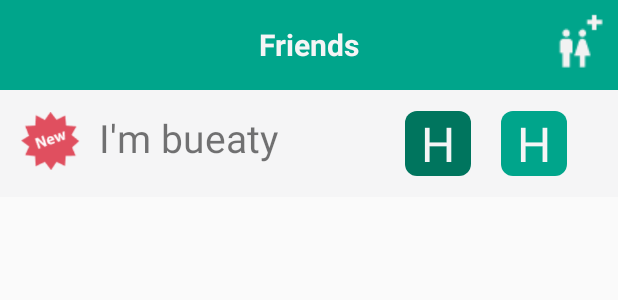
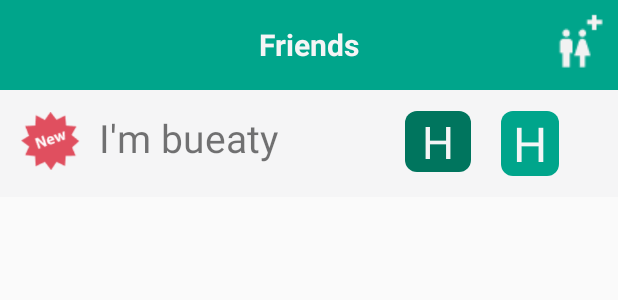
Before and after one commit to DlifeProject/DlifeProject, an Android app: the layout page3.xml on its own in the app's theme, with its tools: preview values and no code run, on a phone screen of 412 x 824 dp. Shown: the top 300 px of the screen. Run offline under Robolectric (Android 15) with nearby library versions, the phone set to English and light mode, and no system bars.

Commit message:
Regan 02/01 matchfriend

```diff
--- a/app/src/main/java/com/kang/Dlife/MainActivity.java
+++ b/app/src/main/java/com/kang/Dlife/MainActivity.java
@@ -98,6 +98,9 @@ public class MainActivity extends AppCompatActivity {
                 Common.updateLoginPreferences(this, userAccount, userPassword, userUUID);
                 etLoginAccount.setText(userAccount);
                 etLoginPassword.setText(userPassword);
+                //Common.startTabActivity(MainActivity.this);
+                //askPermissions();
+                //finish();
                 return true;
             } else {
                 return false;
@@ -226,7 +229,7 @@ public class MainActivity extends AppCompatActivity {
         MyTask login = new MyTask(url, jsonObject.toString());
         String inStr = null;
         try {
-            inStr = login.execute().get();
+            inStr = login.execute().get().trim();
         } catch (Exception e) {
             e.printStackTrace();
         }
--- a/app/src/main/res/layout/page3.xml
+++ b/app/src/main/res/layout/page3.xml
@@ -94,16 +94,16 @@
 
                 <TextView
                     android:id="@+id/tvFriendShareCategory"
-                    android:layout_width="wrap_content"
-                    android:layout_height="wrap_content"
+                    android:layout_width="match_parent"
+                    android:layout_height="match_parent"
                     android:layout_marginRight="20dp"
                     android:background="@drawable/image_button_background_dark"
                     android:gravity="center"
-                    android:paddingLeft="12dp"
-                    android:paddingRight="12dp"
+                    android:paddingLeft="8dp"
+                    android:paddingRight="8dp"
                     android:text="H"
                     android:textColor="@color/background_white"
-                    android:textSize="32sp" />
+                    android:textSize="30sp" />
 
             </LinearLayout>
 
@@ -119,8 +119,8 @@
                     android:layout_marginRight="20dp"
                     android:background="@drawable/image_button_background"
                     android:gravity="center"
-                    android:paddingLeft="12dp"
-                    android:paddingRight="12dp"
+                    android:paddingLeft="8dp"
+                    android:paddingRight="8dp"
                     android:text="H"
                     android:textColor="@color/background_white"
                     android:textSize="32sp" />
```
Also changed, not shown: app/src/main/java/com/kang/Dlife/Common.java (+13 -2 lines), app/src/main/java/com/kang/Dlife/tb_page2/Page2.java (+63 -73 lines), app/src/main/res/layout/page3_recycleview.xml (+4 -4 lines), 9 other files.
